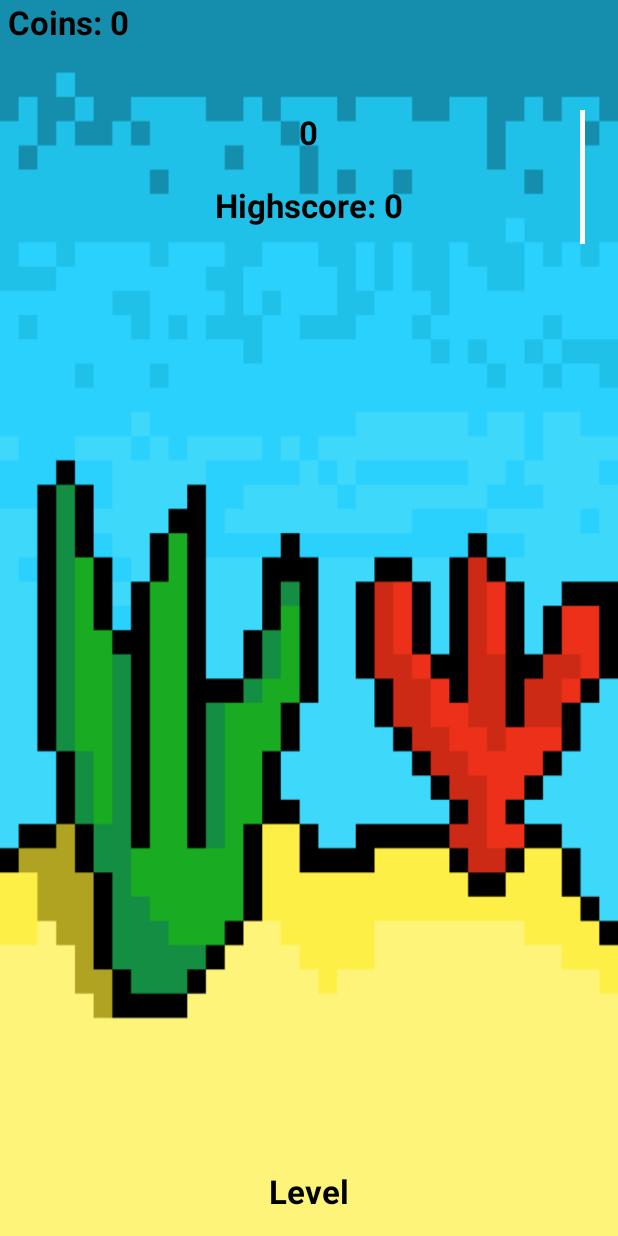
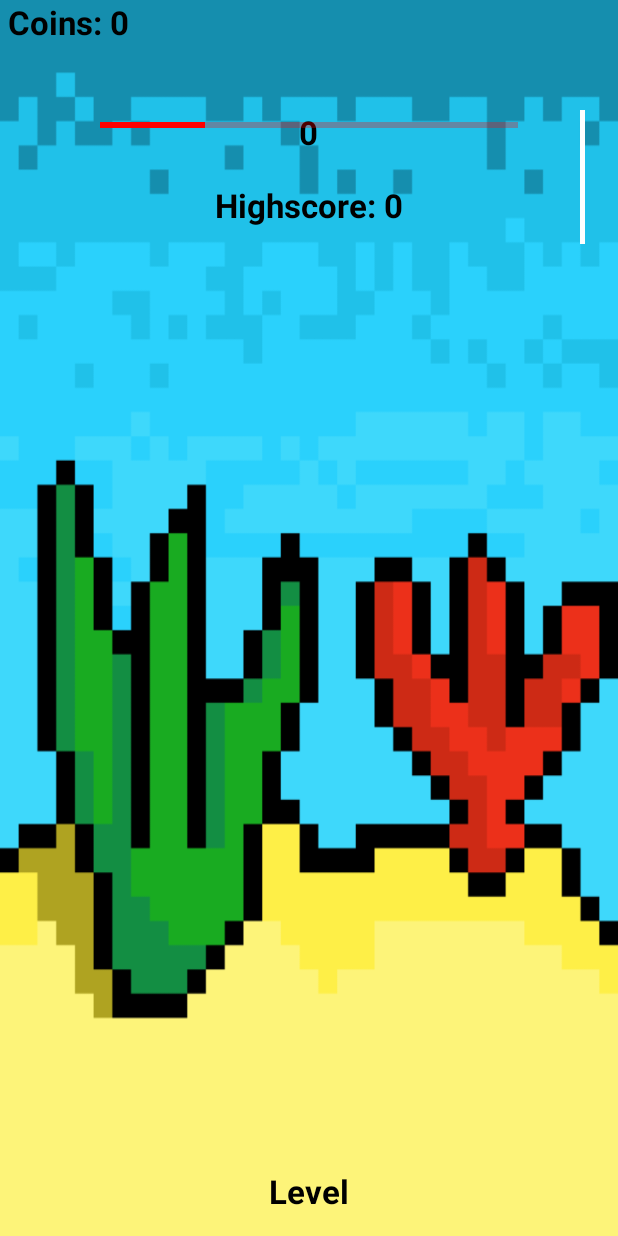
Before and after one commit to bandachi/Finger-Fishing, an Android app: the GameActivity screen opened directly, with no data from a screen before it, on a phone screen of 412 x 824 dp. Run offline under Robolectric (Android 15) with nearby library versions, the phone set to English and light mode, and no system bars.

Commit message:
moved healthbar to layout and made images detect collision again

```diff
--- a/app/src/main/java/com/gerrymatthewnick/randomsideproject/tempfishingname/Cherry.java
+++ b/app/src/main/java/com/gerrymatthewnick/randomsideproject/tempfishingname/Cherry.java
@@ -3,6 +3,9 @@ package com.gerrymatthewnick.randomsideproject.tempfishingname;
 import android.content.Context;
 import android.os.Handler;
 import android.widget.RelativeLayout;
+
+import static com.gerrymatthewnick.randomsideproject.tempfishingname.GameActivity.cherryExist;
+import static com.gerrymatthewnick.randomsideproject.tempfishingname.GameActivity.cherryImage;
 
 public class Cherry extends Item {
     private final int ITEM_DELAY = 4000;
@@ -15,6 +18,8 @@ public class Cherry extends Item {
 
     public void spawnCherry() {
         super.spawn(ITEM_DELAY, ITEM_TYPE, ITEM_SIZE);
+        cherryImage = getImage();
+        cherryExist = true;
     }
 
     public int getItemDelay() {
--- a/app/src/main/java/com/gerrymatthewnick/randomsideproject/tempfishingname/Coin.java
+++ b/app/src/main/java/com/gerrymatthewnick/randomsideproject/tempfishingname/Coin.java
@@ -3,6 +3,10 @@ package com.gerrymatthewnick.randomsideproject.tempfishingname;
 import android.content.Context;
 import android.os.Handler;
 import android.widget.RelativeLayout;
+
+import static com.gerrymatthewnick.randomsideproject.tempfishingname.GameActivity.coinExist;
+import static com.gerrymatthewnick.randomsideproject.tempfishingname.GameActivity.coinImage;
+
 
 public class Coin extends Item {
 
@@ -16,6 +20,8 @@ public class Coin extends Item {
 
     public void spawnCoin() {
         super.spawn(ITEM_DELAY, ITEM_TYPE, ITEM_SIZE);
+        coinImage = getImage();
+        coinExist = true;
     }
 
     public int getItemDelay() {
--- a/app/src/main/java/com/gerrymatthewnick/randomsideproject/tempfishingname/GameActivity.java
+++ b/app/src/main/java/com/gerrymatthewnick/randomsideproject/tempfishingname/GameActivity.java
@@ -13,6 +13,7 @@ import android.util.DisplayMetrics;
 import android.view.MotionEvent;
 import android.view.View;
 import android.widget.ImageView;
+import android.widget.ProgressBar;
 import android.widget.RelativeLayout;
 import android.widget.TextView;
 
@@ -60,6 +61,13 @@ public class GameActivity extends AppCompatActivity {
 
         rl = findViewById(R.id.rlGame);
         line = findViewById(R.id.fishingLine);
+
+        ProgressBar health = findViewById(R.id.healthBar);
+        health.setLayoutParams(new RelativeLayout.LayoutParams(getScreenWidth() - 200, 50));
+        health.setX(100);
+        health.setY(100);
+        health.setMinimumWidth(getScreenWidth()/2);
+        health.getProgressDrawable().setColorFilter(Color.RED, android.graphics.PorterDuff.Mode.SRC_IN);
 
         DisplayMetrics displayMetrics = new DisplayMetrics();
         getWindowManager().getDefaultDisplay().getMetrics(displayMetrics);
--- a/app/src/main/java/com/gerrymatthewnick/randomsideproject/tempfishingname/Worm.java
+++ b/app/src/main/java/com/gerrymatthewnick/randomsideproject/tempfishingname/Worm.java
@@ -3,6 +3,9 @@ package com.gerrymatthewnick.randomsideproject.tempfishingname;
 import android.content.Context;
 import android.os.Handler;
 import android.widget.RelativeLayout;
+
+import static com.gerrymatthewnick.randomsideproject.tempfishingname.GameActivity.wormExist;
+import static com.gerrymatthewnick.randomsideproject.tempfishingname.GameActivity.wormImage;
 
 public class Worm extends Item {
 
@@ -16,6 +19,9 @@ public class Worm extends Item {
 
     public void spawnWorm() {
         super.spawn(ITEM_DELAY, ITEM_TYPE, ITEM_SIZE);
+        wormImage = getImage();
+        wormExist = true;
+
     }
 
     public int getItemDelay() {
--- a/app/src/main/res/layout/activity_game.xml
+++ b/app/src/main/res/layout/activity_game.xml
@@ -83,5 +83,17 @@
         android:textSize="22sp"
         android:textStyle="bold" />
 
+    <ProgressBar
+        android:id="@+id/healthBar"
+        style="?android:attr/progressBarStyleHorizontal"
+        android:layout_width="200dp"
+        android:layout_weight=".70"
+        android:max="1000"
+        android:progress="250"
+        android:layout_height="wrap_content"
+        android:layout_alignParentTop="true"
+        android:layout_centerHorizontal="true"
+        android:layout_marginTop="44dp" />
+
 
 </RelativeLayout>
```
Also changed, not shown: app/src/main/java/com/gerrymatthewnick/randomsideproject/tempfishingname/Healthbar.java (+1 -12 lines), app/src/main/java/com/gerrymatthewnick/randomsideproject/tempfishingname/Item.java (+6 -1 lines).
